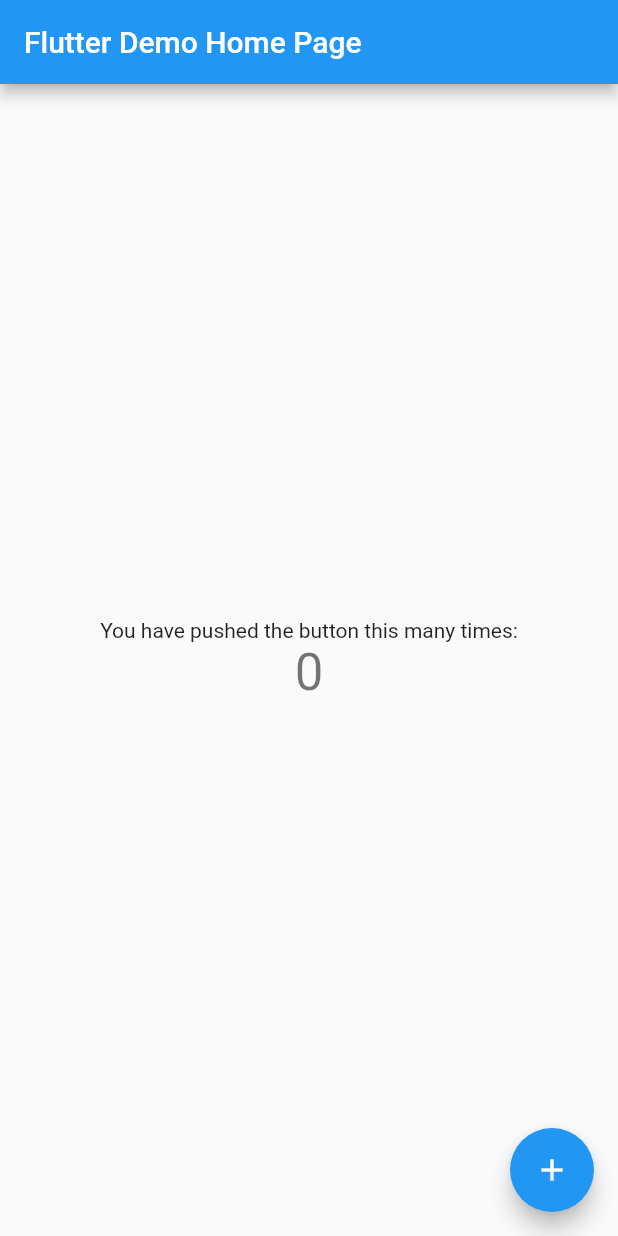
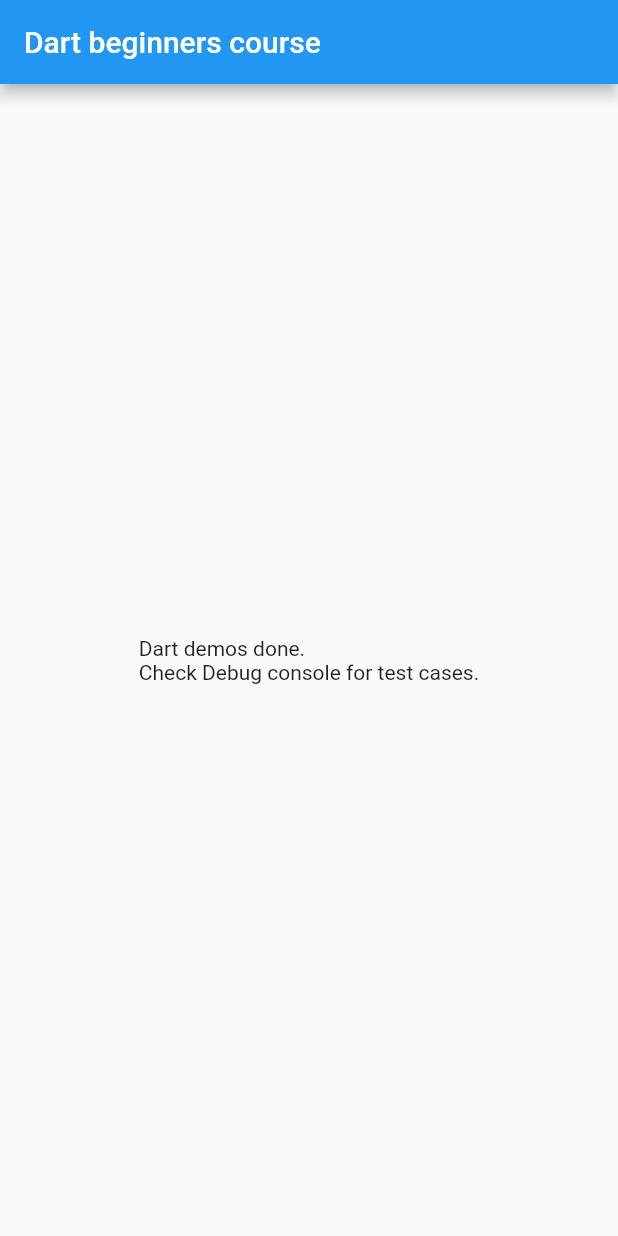
Before and after one commit to huy2368/dart_beginners_course, a Flutter app: the screen it shows after launch, on a phone screen of 412 x 824 dp. Run offline on Flutter 3.47's test engine with Material 2 defaults, Android fonts, the phone set to English and light mode, and no system bars; statements that could not run were skipped.

Commit message:
1.variables (comments, numbers, string, const, user input)

```diff
--- /dev/null
+++ b/lib/features/1.variables.dart
@@ -0,0 +1,50 @@
+// comments
+/*
+  multiple lines
+  comments
+*/
+// user input
+// import 'dart:io';
+
+String testVariables() {
+  /*
+   everything is an object, it inherits from Object class
+   available methods: hashCode, runtimeType, toString(), noSuchMethod(...)
+   if a variable is not inited, its value is null
+   */
+  // boolean
+  bool isDart = true;
+  var isABoolean =
+      isDart.runtimeType == bool; // var means bool 'cause of its value
+  print('variable isABoolean = $isABoolean'); // true
+
+  // numbers
+  num date = 18; // num: integer or floating-point (double) number
+  print('variable date has ${date.runtimeType} type '
+      'to string value ${date.toString()}'); // cut long statement into two lines
+
+  double dollarToVND = 23.125;
+  var doubleNumber = double.parse(dollarToVND.toString(), (res) => 0);
+  print('variable doubleNumber has ${doubleNumber.runtimeType} type '
+      'with value $doubleNumber');
+
+  // string
+  var fullname = 'Nguyen The Huy';
+  print('full name: $fullname in length: ${fullname.length}');
+
+  //var fullnameParts = fullname.split(' '); // list of strings contain name
+  var startIndex = fullname.indexOf('H');
+  var firstname = fullname.substring(startIndex);
+  print('first name: $firstname');
+
+  // const
+  const age = 30;
+  // age = 31; // error
+
+  // user input
+  // stdout.write('What is your name?');
+  // String name = stdin.readLineSync();
+  // name == null ? stderr.write('Name is empty') : stdout.write('Hello $name');
+
+  return 'Dart demos done.\nCheck Debug console for test cases.';
+}
--- a/lib/main.dart
+++ b/lib/main.dart
@@ -1,47 +1,29 @@
+// flutter
 import 'package:flutter/material.dart';
+
+// Dart demos
+import 'features/1.variables.dart' as demo;
 
 void main() {
   runApp(MyApp());
 }
 
 class MyApp extends StatelessWidget {
-  // This widget is the root of your application.
   @override
   Widget build(BuildContext context) {
     return MaterialApp(
       title: 'Flutter Demo',
       theme: ThemeData(
-        // This is the theme of your application.
-        //
-        // Try running your application with "flutter run". You'll see the
-        // application has a blue toolbar. Then, without quitting the app, try
-        // changing the primarySwatch below to Colors.green and then invoke
-        // "hot reload" (press "r" in the console where you ran "flutter run",
-        // or simply save your changes to "hot reload" in a Flutter IDE).
-        // Notice that the counter didn't reset back to zero; the application
-        // is not restarted.
         primarySwatch: Colors.blue,
-        // This makes the visual density adapt to the platform that you run
-        // the app on. For desktop platforms, the controls will be smaller and
-        // closer together (more dense) than on mobile platforms.
         visualDensity: VisualDensity.adaptivePlatformDensity,
       ),
-      home: MyHomePage(title: 'Flutter Demo Home Page'),
+      home: MyHomePage(title: 'Dart beginners course'),
     );
   }
 }
 
 class MyHomePage extends StatefulWidget {
   MyHomePage({Key key, this.title}) : super(key: key);
-
-  // This widget is the home page of your application. It is stateful, meaning
-  // that it has a State object (defined below) that contains fields that affect
-  // how it looks.
-
-  // This class is the configuration for the state. It holds the values (in this
-  // case the title) provided by the parent (in this case the App widget) and
-  // used by the build method of the State. Fields in a Widget subclass are
-  // always marked "final".
 
   final String title;
 
@@ -50,68 +32,17 @@ class MyHomePage extends StatefulWidget {
 }
 
 class _MyHomePageState extends State<MyHomePage> {
-  int _counter = 0;
-
-  void _incrementCounter() {
-    setState(() {
-      // This call to setState tells the Flutter framework that something has
-      // changed in this State, which causes it to rerun the build method below
-      // so that the display can reflect the updated values. If we changed
-      // _counter without calling setState(), then the build method would not be
-      // called again, and so nothing would appear to happen.
-      _counter++;
-    });
-  }
-
   @override
   Widget build(BuildContext context) {
-    // This method is rerun every time setState is called, for instance as done
-    // by the _incrementCounter method above.
-    //
-    // The Flutter framework has been optimized to make rerunning build methods
-    // fast, so that you can just rebuild anything that needs updating rather
-    // than having to individually change instances of widgets.
     return Scaffold(
       appBar: AppBar(
-        // Here we take the value from the MyHomePage object that was created by
-        // the App.build method, and use it to set our appbar title.
         title: Text(widget.title),
       ),
       body: Center(
-        // Center is a layout widget. It takes a single child and positions it
-        // in the middle of the parent.
-        child: Column(
-          // Column is also a layout widget. It takes a list of children and
-          // arranges them vertically. By default, it sizes itself to fit its
-          // children horizontally, and tries to be as tall as its parent.
-          //
-          // Invoke "debug painting" (press "p" in the console, choose the
-          // "Toggle Debug Paint" action from the Flutter Inspector in Android
-          // Studio, or the "Toggle Debug Paint" command in Visual Studio Code)
-          // to see the wireframe for each widget.
-          //
-          // Column has various properties to control how it sizes itself and
-          // how it positions its children. Here we use mainAxisAlignment to
-          // center the children vertically; the main axis here is the vertical
-          // axis because Columns are vertical (the cross axis would be
-          // horizontal).
-          mainAxisAlignment: MainAxisAlignment.center,
-          children: <Widget>[
-            Text(
-              'You have pushed the button this many times:',
-            ),
-            Text(
-              '$_counter',
-              style: Theme.of(context).textTheme.headline4,
-            ),
-          ],
+        child: Container(
+          child: Text('${demo.testVariables()}'),
         ),
       ),
-      floatingActionButton: FloatingActionButton(
-        onPressed: _incrementCounter,
-        tooltip: 'Increment',
-        child: Icon(Icons.add),
-      ), // This trailing comma makes auto-formatting nicer for build methods.
     );
   }
 }
```
Also changed, not shown: 1 other file.
